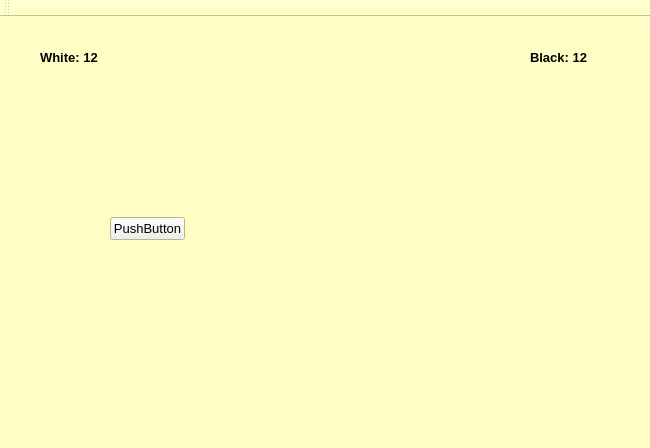
Old version of the form mainwindow.ui in the repository JuliaNortman/Project; both pictures show x 0 to 650 and y 0 to 448 of the 650 by 650 pixel window.
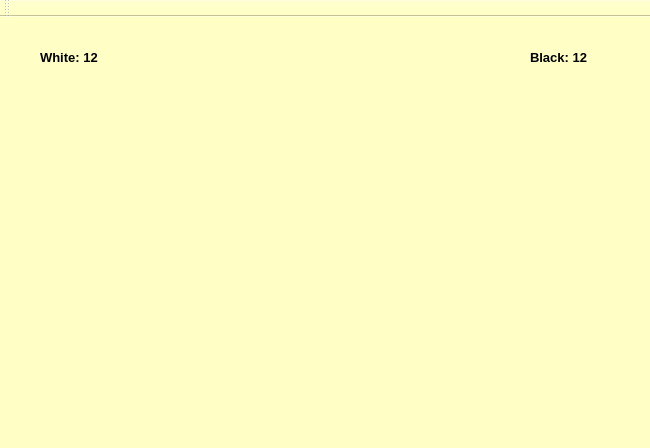
New version of the form.

Commit message: add some changes in class Board

Diff of the .ui file:
```diff
--- a/mainwindow.ui
+++ b/mainwindow.ui
@@ -194,26 +194,17 @@
    <widget class="QWidget" name="gridLayoutWidget_2">
     <property name="geometry">
      <rect>
-      <x>300</x>
-      <y>220</y>
-      <width>201</width>
-      <height>151</height>
+      <x>250</x>
+      <y>120</y>
+      <width>251</width>
+      <height>251</height>
      </rect>
     </property>
-    <layout class="QGridLayout" name="gridChBoard"/>
-   </widget>
-   <widget class="QPushButton" name="pushButton">
-    <property name="geometry">
-     <rect>
-      <x>110</x>
-      <y>200</y>
-      <width>75</width>
-      <height>23</height>
-     </rect>
-    </property>
-    <property name="text">
-     <string>PushButton</string>
-    </property>
+    <layout class="QGridLayout" name="gridChBoard">
+     <property name="spacing">
+      <number>0</number>
+     </property>
+    </layout>
    </widget>
   </widget>
   <widget class="QMenuBar" name="menuBar">
```
The commit also changes 20 other files.
